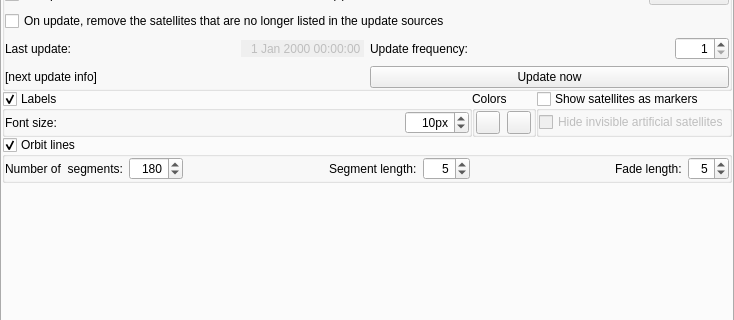
First picture: the form in plugins/Satellites/src/gui/satellitesDialog.ui, repository Stellarium/stellarium, before the edit; both pictures show x 0 to 734 and y 114 to 434 of the 734 by 536 pixel window.
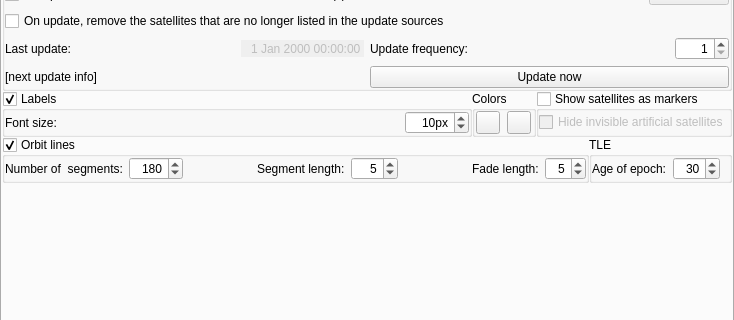
Second picture: the form after the edit. Icons and pictures are not drawn. Custom widgets are drawn as their Qt base class.

Commit message: Added config option to the "age of epoch"

```diff
--- a/plugins/Satellites/src/gui/satellitesDialog.ui
+++ b/plugins/Satellites/src/gui/satellitesDialog.ui
@@ -496,6 +496,8 @@
         </layout>
        </item>
        <item>
+        <layout class="QHBoxLayout" name="horizontalLayout_14">
+         <item>
         <widget class="QGroupBox" name="orbitLinesGroup">
          <property name="title">
           <string>Orbit lines</string>
@@ -638,8 +640,70 @@
             </property>
            </widget>
           </item>
-         </layout>
-        </widget>
+            <item row="0" column="2">
+             <spacer name="horizontalSpacer_4">
+              <property name="orientation">
+               <enum>Qt::Horizontal</enum>
+              </property>
+              <property name="sizeHint" stdset="0">
+               <size>
+                <width>40</width>
+                <height>20</height>
+               </size>
+              </property>
+             </spacer>
+            </item>
+           </layout>
+          </widget>
+         </item>
+         <item>
+          <widget class="QGroupBox" name="TLEGroup">
+           <property name="title">
+            <string notr="true">TLE</string>
+           </property>
+           <layout class="QGridLayout" name="gridLayout_8">
+            <property name="leftMargin">
+             <number>0</number>
+            </property>
+            <property name="topMargin">
+             <number>0</number>
+            </property>
+            <property name="bottomMargin">
+             <number>0</number>
+            </property>
+            <item row="0" column="0">
+             <widget class="QLabel" name="validAgeLabel">
+              <property name="toolTip">
+               <string>The valid time range for epoch of TLE in days, using for filter of satellites</string>
+              </property>
+              <property name="text">
+               <string>Age of epoch:</string>
+              </property>
+             </widget>
+            </item>
+            <item row="0" column="1">
+             <widget class="QSpinBox" name="validAgeSpinBox">
+              <property name="toolTip">
+               <string>The valid time range for epoch of TLE in days, using for filter of satellites</string>
+              </property>
+              <property name="alignment">
+               <set>Qt::AlignRight|Qt::AlignTrailing|Qt::AlignVCenter</set>
+              </property>
+              <property name="minimum">
+               <number>3</number>
+              </property>
+              <property name="maximum">
+               <number>720</number>
+              </property>
+              <property name="value">
+               <number>30</number>
+              </property>
+             </widget>
+            </item>
+           </layout>
+          </widget>
+         </item>
+        </layout>
        </item>
        <item>
         <spacer name="verticalSpacer_3">
```
Left out of the diff: 40 changed lines with no effect on the pictures. Lines whose indentation alone changed are shown as unchanged. The commit also changes 5 other files.
